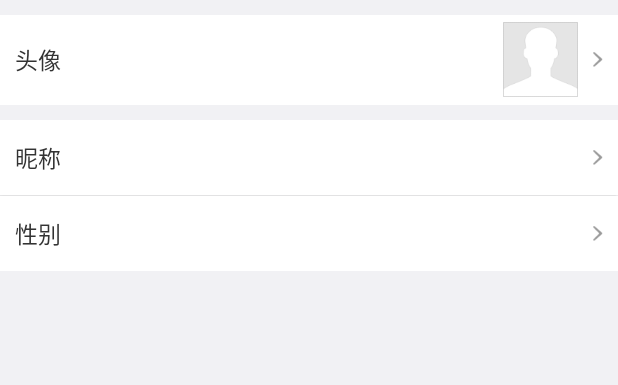
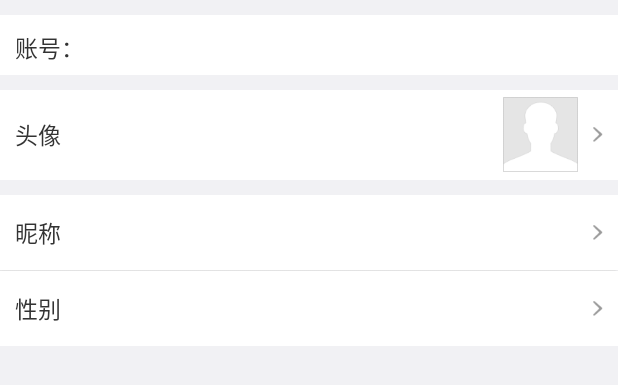
Before and after one commit to Chris1229/NightRun, an Android app: the layout activity_person_info.xml on its own in the app's theme, with its tools: preview values and no code run, on a phone screen of 412 x 824 dp. Shown: the top 385 px of the screen. Run offline under Robolectric (Android 15) with nearby library versions, the phone set to English and light mode, and no system bars; network calls fail.

Commit message:
新内容

```diff
--- a/app/src/main/java/com/zt/nightrun/activity/FindPassWordActivity.java
+++ b/app/src/main/java/com/zt/nightrun/activity/FindPassWordActivity.java
@@ -46,6 +46,11 @@ public class FindPassWordActivity extends BaseActivity implements View.OnClickLi
         setContentView(R.layout.activity_findpassword);
 
         initUI();
+
+        if(!TextUtils.isEmpty(NightRunApplication.getInstance().mobile)){
+            etPhoneNum.setText(NightRunApplication.getInstance().mobile);
+            etPhoneNum.setSelection(etPhoneNum.getText().length());
+        }
     }
 
     private void initUI() {
--- a/app/src/main/java/com/zt/nightrun/activity/ModifyTeamInfoActivity.java
+++ b/app/src/main/java/com/zt/nightrun/activity/ModifyTeamInfoActivity.java
@@ -105,7 +105,7 @@ public class ModifyTeamInfoActivity extends BaseActivity implements View.OnClick
         teamNameLinear.setOnClickListener(this);
 
         if(!TextUtils.isEmpty(teamImg)){
-            ImageUtils.loadCircleImage(this, teamImg,R.mipmap.default_avtar,img_avatar);
+            ImageUtils.loadCircleImage(this, teamImg+"!thumb",R.mipmap.default_avtar,img_avatar);
         }
 
         tvTeamName.setText(teamNick);
@@ -122,6 +122,7 @@ public class ModifyTeamInfoActivity extends BaseActivity implements View.OnClick
                 Intent intent = new Intent(this,ModifyNickNameActivity.class);
                 intent.putExtra("type",1);
                 intent.putExtra("groupId",groupId);
+                intent.putExtra("teamNick",teamNick);
                 startActivity(intent);
                 break;
 
@@ -470,7 +471,7 @@ public class ModifyTeamInfoActivity extends BaseActivity implements View.OnClick
                     ToastUtils.show(ModifyTeamInfoActivity.this, "组队logo修改成功");
                     Group group = respModify.getData().getGroup();
                     teamImg =group.getImage();
-                    ImageUtils.loadCircleImage(ModifyTeamInfoActivity.this,group.getImage(),R.mipmap.default_avtar,img_avatar);
+                    ImageUtils.loadCircleImage(ModifyTeamInfoActivity.this,group.getImage()+"!thumb",R.mipmap.default_avtar,img_avatar);
                 } else {
                     ToastUtils.show(ModifyTeamInfoActivity.this, respModify.getMessage());
                 }
--- a/app/src/main/java/com/zt/nightrun/adapter/MemberListAdapter.java
+++ b/app/src/main/java/com/zt/nightrun/adapter/MemberListAdapter.java
@@ -103,7 +103,7 @@ public class MemberListAdapter extends BaseAdapter{
 //        viewHolder.teamStatus.setBackgroundResource(R.mipmap.jihuo);
 
         if(!TextUtils.isEmpty(groupUser.getUser().getImage())){
-            ImageUtils.loadCircleImage(mContext,groupUser.getUser().getImage(),R.mipmap.default_avtar,viewHolder.teamImg);
+            ImageUtils.loadCircleImage(mContext,groupUser.getUser().getImage()+"!thumb",R.mipmap.default_avtar,viewHolder.teamImg);
         }
         viewHolder.teamName.setText(groupUser.getUser().getNick());
         viewHolder.teamNumAndDate.setText(groupUser.getDevice().getLastTime());
@@ -128,7 +128,7 @@ public class MemberListAdapter extends BaseAdapter{
                     GroupUser groupUser =lists.get(position);
                     groupUser.setBlnCheckIn(true);
                     notifyDataSetChanged();
-
+                    ToastUtils.show(mContext,"签到成功");
                 }else{
                     ToastUtils.show(mContext,"签到失败");
                 }
--- a/app/src/main/java/com/zt/nightrun/adapter/TeamListViewAdapter.java
+++ b/app/src/main/java/com/zt/nightrun/adapter/TeamListViewAdapter.java
@@ -80,7 +80,7 @@ public class TeamListViewAdapter extends BaseAdapter{
 
         viewHolder.teamNumAndDate.setText(groupVos.getGroup().getCreateTime());
         if(!TextUtils.isEmpty(groupVos.getGroup().getImage())){
-            ImageUtils.loadCircleImage(mContext,groupVos.getGroup().getImage(),R.mipmap.default_avtar,viewHolder.teamImg);
+            ImageUtils.loadCircleImage(mContext,groupVos.getGroup().getImage()+"!thumb",R.mipmap.default_avtar,viewHolder.teamImg);
         }else{
             viewHolder.teamImg.setImageResource(R.mipmap.default_avtar);
         }
--- a/app/src/main/java/com/zt/nightrun/utils/RGBUtils.java
+++ b/app/src/main/java/com/zt/nightrun/utils/RGBUtils.java
@@ -19,7 +19,7 @@ public class RGBUtils {
     public static final int LIGHT_COLOR_9[] ={243,46,243};
 
     public static final int LIGHT_MOVE_NO =0;
-    public static final int LIGHT_MOVE_SLOW =1;
-    public static final int LIGHT_MOVE_FAST =2;
+    public static final int LIGHT_MOVE_SLOW =2;
+    public static final int LIGHT_MOVE_FAST =1;
 
 }
--- a/app/src/main/res/layout/activity_light_modify.xml
+++ b/app/src/main/res/layout/activity_light_modify.xml
@@ -76,8 +76,7 @@
                     android:layout_width="wrap_content"
                     android:layout_height="wrap_content"
                     android:background="@mipmap/small_2"
-                    android:button="@null"
-                    android:visibility="gone"/>
+                    android:button="@null" />
 
                 <RadioButton
                     android:id="@+id/radioBt3"
--- a/app/src/main/res/layout/activity_person_info.xml
+++ b/app/src/main/res/layout/activity_person_info.xml
@@ -4,6 +4,34 @@
     android:layout_height="match_parent"
     android:orientation="vertical"
     android:background="@color/color_F1F1F4">
+
+    <LinearLayout
+        android:layout_width="match_parent"
+        android:layout_height="@dimen/value_40dp"
+        android:orientation="horizontal"
+        android:padding="10dp"
+        android:gravity="center_vertical"
+        android:background="#fff"
+        android:layout_marginTop="@dimen/value_10dp">
+
+        <TextView
+            android:layout_width="wrap_content"
+            android:layout_height="wrap_content"
+            android:text="账号："
+            android:textColor="#333"
+            android:textSize="@dimen/value_15sp"/>
+
+
+        <TextView
+            android:id="@+id/userId"
+            android:layout_width="wrap_content"
+            android:layout_height="wrap_content"
+            android:textColor="#666"
+            android:layout_marginLeft="@dimen/value_10dp"
+            android:textSize="@dimen/value_15sp"/>
+
+
+    </LinearLayout>
 
     <LinearLayout
         android:id="@+id/layout_user_icon"
--- a/app/src/main/res/layout/list_device_item.xml
+++ b/app/src/main/res/layout/list_device_item.xml
@@ -21,7 +21,7 @@
             android:layout_marginLeft="7dp"
             android:textSize="15sp"
             android:textColor="#fff"
-            android:text="敏敏"
+            android:text=""
             android:gravity="center"
             />
 
@@ -126,7 +126,7 @@
                     android:layout_width="0dp"
                     android:layout_weight="1"
                     android:layout_height="match_parent"
-                    android:text="报警"
+                    android:text=""
                     android:textColor="@color/color_DE5454"
                     android:textSize="15sp"
                     android:gravity="center"/>
--- a/common/src/main/java/com/chris/common/utils/Md5Utils.java
+++ b/common/src/main/java/com/chris/common/utils/Md5Utils.java
@@ -16,10 +16,12 @@ public class Md5Utils {
 			StringBuffer buf = new StringBuffer("");
 			for (int offset = 0; offset < b.length; offset++) {
 				i = b[offset];
-				if (i < 0)
+				if (i < 0) {
 					i += 256;
-				if (i < 16)
+				}
+				if (i < 16) {
 					buf.append("0");
+				}
 				buf.append(Integer.toHexString(i));
 			}
 			str = buf.toString();
```
Also changed, not shown: app/src/main/java/com/zt/nightrun/activity/MainActivity.java (+5 -2 lines), app/src/main/java/com/zt/nightrun/activity/ModifyLightActivity.java (+27 -10 lines), app/src/main/java/com/zt/nightrun/activity/ModifyNickNameActivity.java (+15 -6 lines), app/src/main/java/com/zt/nightrun/activity/PersonInfoActivity.java (+7 -1 lines), app/src/main/java/com/zt/nightrun/adapter/DeviceListViewAdapter.java (+20 -11 lines), app/src/main/java/com/zt/nightrun/fragment/MineFragment.java (+12 -1 lines), app/src/main/res/layout/fragment_mine.xml (+12 -1 lines).
